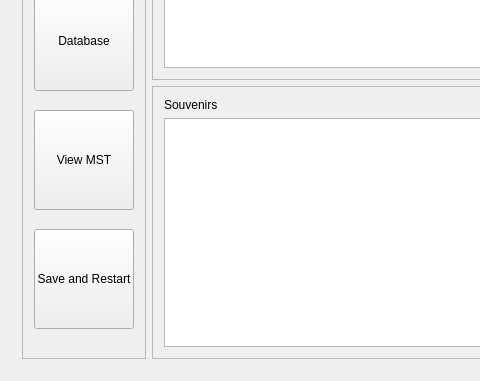
First picture: the form in Baseball-Itinerary-Program/primewin.ui, repository xavierliancw/Based-Itinerary, before the edit; both pictures show x 0 to 480 and y 216 to 597 of the 913 by 597 pixel window.
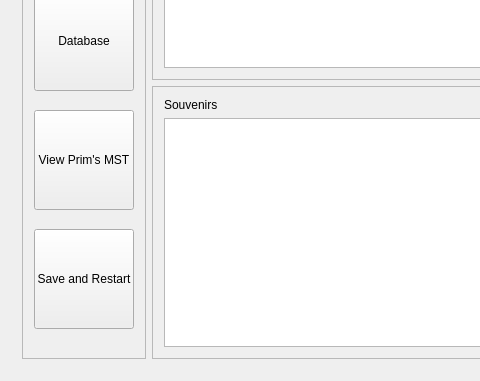
Second picture: the form after the edit. The open tabs and pages were chosen to show the change.

Patch:
```diff
--- a/Baseball-Itinerary-Program/primewin.ui
+++ b/Baseball-Itinerary-Program/primewin.ui
@@ -1076,7 +1076,7 @@
               </size>
              </property>
              <property name="text">
-              <string>View MST</string>
+              <string>View Prim's MST</string>
              </property>
             </widget>
            </item>
```
Left out of the diff: 4 changed lines with no effect on the pictures.
